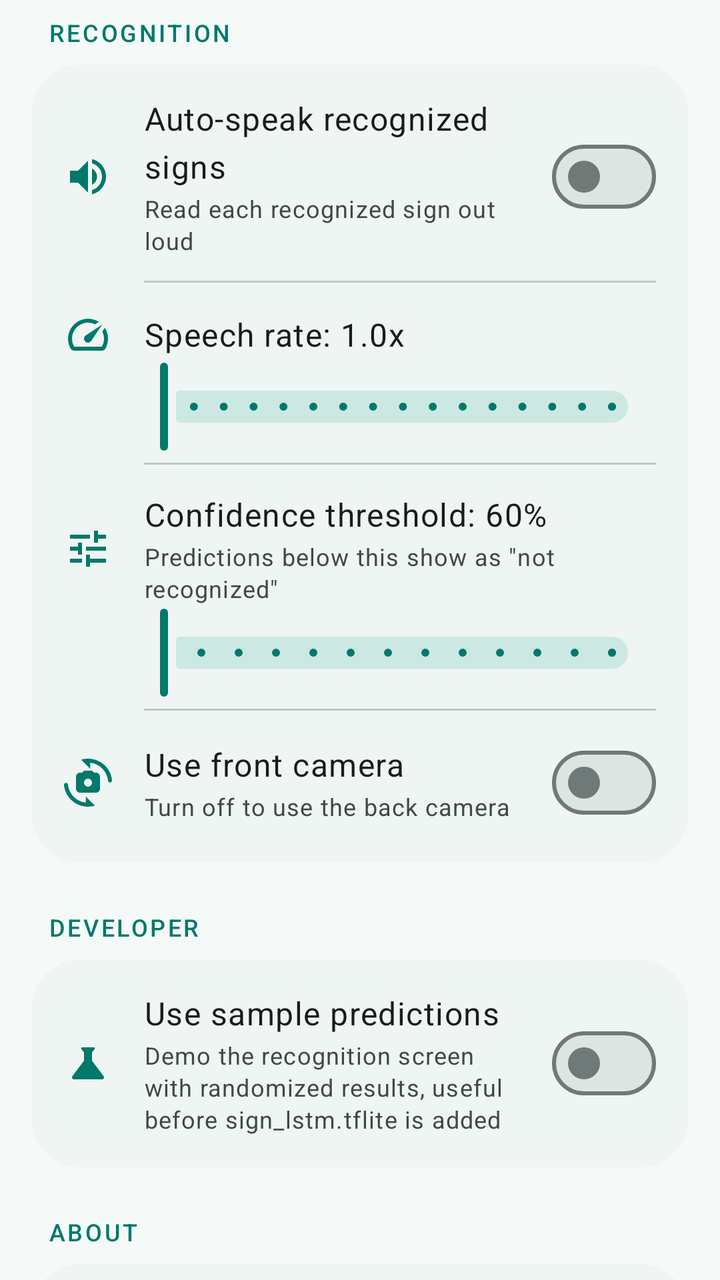
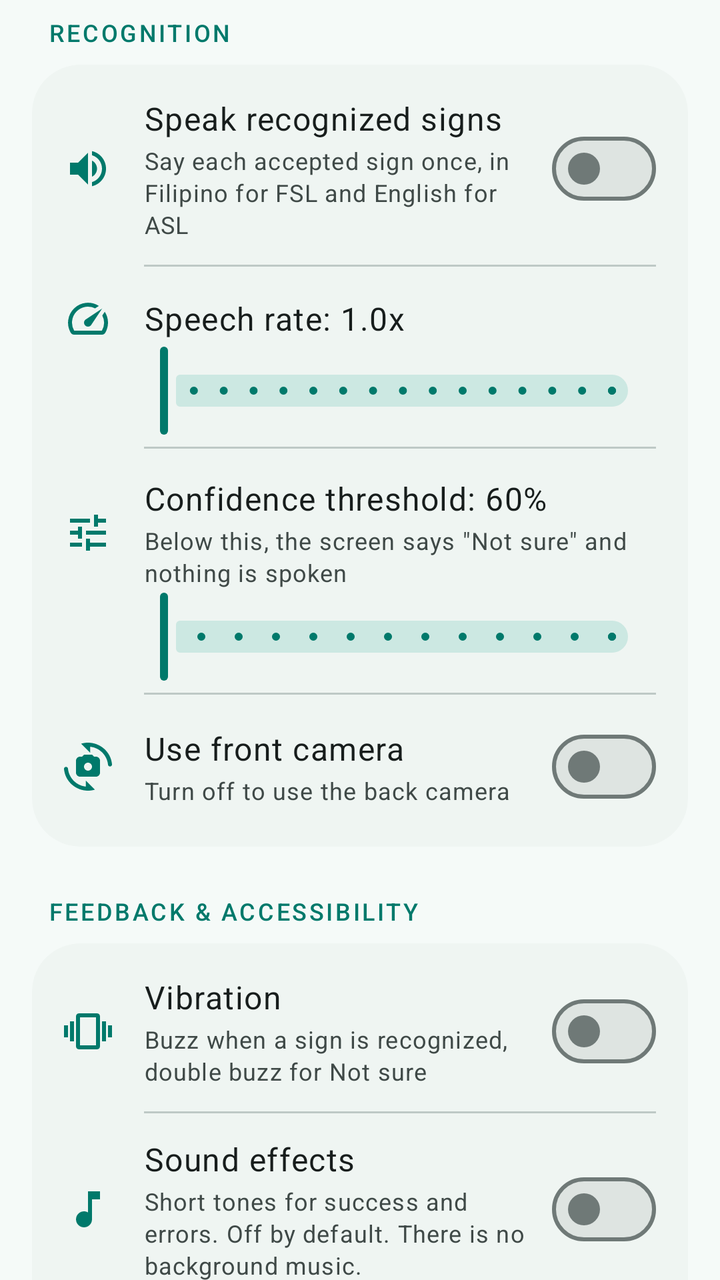

An Android layout rendered at two revisions. The XML below is the earlier revision; the diff shows what the commit changed to produce the second picture.
<!-- AndroidManifest.xml: application theme Theme.SignTalk -->
<!-- res/layout/fragment_settings.xml -->
<?xml version="1.0" encoding="utf-8"?>
<androidx.core.widget.NestedScrollView xmlns:android="http://schemas.android.com/apk/res/android"
    xmlns:app="http://schemas.android.com/apk/res-auto"
    android:layout_width="match_parent"
    android:layout_height="match_parent"
    android:background="?android:attr/colorBackground">

    <LinearLayout
        android:layout_width="match_parent"
        android:layout_height="wrap_content"
        android:orientation="vertical"
        android:paddingHorizontal="16dp"
        android:paddingTop="4dp"
        android:paddingBottom="28dp">

        <TextView
            android:layout_width="match_parent"
            android:layout_height="wrap_content"
            android:layout_marginStart="8dp"
            android:layout_marginTop="4dp"
            android:layout_marginBottom="8dp"
            android:text="Recognition"
            android:textAppearance="@style/TextAppearance.SignTalk.Overline" />

        <com.google.android.material.card.MaterialCardView
            android:layout_width="match_parent"
            android:layout_height="wrap_content"
            app:cardBackgroundColor="?attr/colorSurfaceContainerLow"
            app:cardCornerRadius="24dp">

            <LinearLayout
                android:layout_width="match_parent"
                android:layout_height="wrap_content"
                android:orientation="vertical"
                android:paddingVertical="4dp">

            <LinearLayout style="@style/SignTalk.SettingsRow">

                <ImageView
                    style="@style/SignTalk.SettingsIcon"
                    android:src="@drawable/ic_volume_up" />

                <LinearLayout
                    android:layout_width="0dp"
                    android:layout_height="wrap_content"
                    android:layout_marginEnd="12dp"
                    android:layout_weight="1"
                    android:orientation="vertical">

                    <TextView
                        android:layout_width="match_parent"
                        android:layout_height="wrap_content"
                        android:text="Auto-speak recognized signs"
                        android:textAppearance="?attr/textAppearanceBodyLarge"
                        android:textColor="?attr/colorOnSurface" />
                    <TextView
                        android:layout_width="match_parent"
                        android:layout_height="wrap_content"
                        android:layout_marginTop="2dp"
                        android:text="Read each recognized sign out loud"
                        android:textAppearance="?attr/textAppearanceBodySmall"
                        android:textColor="?attr/colorOnSurfaceVariant" />
                </LinearLayout>

                <com.google.android.material.materialswitch.MaterialSwitch
                    android:id="@+id/autoSpeakSwitch"
                    android:layout_width="wrap_content"
                    android:layout_height="wrap_content" />
            </LinearLayout>

            <com.google.android.material.divider.MaterialDivider
                android:layout_width="match_parent"
                android:layout_height="wrap_content"
                app:dividerColor="?attr/colorOutlineVariant"
                app:dividerInsetEnd="16dp"
                app:dividerInsetStart="56dp" />

            <LinearLayout
                android:layout_width="match_parent"
                android:layout_height="wrap_content"
                android:orientation="vertical"
                android:paddingHorizontal="16dp"
                android:paddingTop="14dp"
                android:paddingBottom="4dp">

                <LinearLayout
                    android:layout_width="match_parent"
                    android:layout_height="wrap_content"
                    android:gravity="center_vertical"
                    android:orientation="horizontal">

                    <ImageView
                        style="@style/SignTalk.SettingsIcon"
                        android:src="@drawable/ic_speed" />

                    <LinearLayout
                        android:layout_width="0dp"
                        android:layout_height="wrap_content"
                        android:layout_weight="1"
                        android:orientation="vertical">

                    <TextView
                        android:id="@+id/speechRateLabel"
                        android:layout_width="match_parent"
                        android:layout_height="wrap_content"
                        android:text="Speech rate: 1.0x"
                        android:textAppearance="?attr/textAppearanceBodyLarge"
                        android:textColor="?attr/colorOnSurface" />
                    </LinearLayout>
                </LinearLayout>

                <com.google.android.material.slider.Slider
                    android:id="@+id/speechRateSlider"
                    android:layout_width="match_parent"
                    android:layout_height="wrap_content"
                    android:layout_marginStart="28dp"
                    android:stepSize="0.1"
                    android:valueFrom="0.5"
                    android:valueTo="2.0"
                    app:labelBehavior="gone" />
            </LinearLayout>

            <com.google.android.material.divider.MaterialDivider
                android:layout_width="match_parent"
                android:layout_height="wrap_content"
                app:dividerColor="?attr/colorOutlineVariant"
                app:dividerInsetEnd="16dp"
                app:dividerInsetStart="56dp" />

            <LinearLayout
                android:layout_width="match_parent"
                android:layout_height="wrap_content"
                android:orientation="vertical"
                android:paddingHorizontal="16dp"
                android:paddingTop="14dp"
                android:paddingBottom="4dp">

                <LinearLayout
                    android:layout_width="match_parent"
                    android:layout_height="wrap_content"
                    android:gravity="center_vertical"
                    android:orientation="horizontal">

                    <ImageView
                        style="@style/SignTalk.SettingsIcon"
                        android:src="@drawable/ic_tune" />

                    <LinearLayout
                        android:layout_width="0dp"
                        android:layout_height="wrap_content"
                        android:layout_weight="1"
                        android:orientation="vertical">

                    <TextView
                        android:id="@+id/confidenceLabel"
                        android:layout_width="match_parent"
                        android:layout_height="wrap_content"
                        android:text="Confidence threshold: 60%"
                        android:textAppearance="?attr/textAppearanceBodyLarge"
                        android:textColor="?attr/colorOnSurface" />
                    <TextView
                        android:layout_width="match_parent"
                        android:layout_height="wrap_content"
                        android:layout_marginTop="2dp"
                        android:text="Predictions below this show as &quot;not recognized&quot;"
                        android:textAppearance="?attr/textAppearanceBodySmall"
                        android:textColor="?attr/colorOnSurfaceVariant" />
                    </LinearLayout>
                </LinearLayout>

                <com.google.android.material.slider.Slider
                    android:id="@+id/confidenceSlider"
                    android:layout_width="match_parent"
                    android:layout_height="wrap_content"
                    android:layout_marginStart="28dp"
                    android:stepSize="0.05"
                    android:valueFrom="0.3"
                    android:valueTo="0.95"
                    app:labelBehavior="gone" />
            </LinearLayout>

            <com.google.android.material.divider.MaterialDivider
                android:layout_width="match_parent"
                android:layout_height="wrap_content"
                app:dividerColor="?attr/colorOutlineVariant"
                app:dividerInsetEnd="16dp"
                app:dividerInsetStart="56dp" />

            <LinearLayout style="@style/SignTalk.SettingsRow">

                <ImageView
                    style="@style/SignTalk.SettingsIcon"
                    android:src="@drawable/ic_cameraswitch" />

                <LinearLayout
                    android:layout_width="0dp"
                    android:layout_height="wrap_content"
                    android:layout_marginEnd="12dp"
                    android:layout_weight="1"
                    android:orientation="vertical">

                    <TextView
                        android:layout_width="match_parent"
                        android:layout_height="wrap_content"
                        android:text="Use front camera"
                        android:textAppearance="?attr/textAppearanceBodyLarge"
                        android:textColor="?attr/colorOnSurface" />
                    <TextView
                        android:layout_width="match_parent"
                        android:layout_height="wrap_content"
                        android:layout_marginTop="2dp"
                        android:text="Turn off to use the back camera"
                        android:textAppearance="?attr/textAppearanceBodySmall"
                        android:textColor="?attr/colorOnSurfaceVariant" />
                </LinearLayout>

                <com.google.android.material.materialswitch.MaterialSwitch
                    android:id="@+id/frontCameraSwitch"
                    android:layout_width="wrap_content"
                    android:layout_height="wrap_content" />
            </LinearLayout>

            </LinearLayout>
        </com.google.android.material.card.MaterialCardView>

        <TextView
            android:layout_width="match_parent"
            android:layout_height="wrap_content"
            android:layout_marginStart="8dp"
            android:layout_marginTop="24dp"
            android:layout_marginBottom="8dp"
            android:text="Developer"
            android:textAppearance="@style/TextAppearance.SignTalk.Overline" />

        <com.google.android.material.card.MaterialCardView
            android:layout_width="match_parent"
            android:layout_height="wrap_content"
            app:cardBackgroundColor="?attr/colorSurfaceContainerLow"
            app:cardCornerRadius="24dp">

            <LinearLayout
                android:layout_width="match_parent"
                android:layout_height="wrap_content"
                android:orientation="vertical"
                android:paddingVertical="4dp">

            <LinearLayout style="@style/SignTalk.SettingsRow">

                <ImageView
                    style="@style/SignTalk.SettingsIcon"
                    android:src="@drawable/ic_science" />

                <LinearLayout
                    android:layout_width="0dp"
                    android:layout_height="wrap_content"
                    android:layout_marginEnd="12dp"
                    android:layout_weight="1"
                    android:orientation="vertical">

                    <TextView
                        android:layout_width="match_parent"
                        android:layout_height="wrap_content"
                        android:text="Use sample predictions"
                        android:textAppearance="?attr/textAppearanceBodyLarge"
                        android:textColor="?attr/colorOnSurface" />
                    <TextView
                        android:layout_width="match_parent"
                        android:layout_height="wrap_content"
                        android:layout_marginTop="2dp"
                        android:text="Demo the recognition screen with randomized results, useful before sign_lstm.tflite is added"
                        android:textAppearance="?attr/textAppearanceBodySmall"
                        android:textColor="?attr/colorOnSurfaceVariant" />
                </LinearLayout>

                <com.google.android.material.materialswitch.MaterialSwitch
                    android:id="@+id/mockRecognitionSwitch"
                    android:layout_width="wrap_content"
                    android:layout_height="wrap_content" />
            </LinearLayout>

            </LinearLayout>
        </com.google.android.material.card.MaterialCardView>

        <TextView
            android:layout_width="match_parent"
            android:layout_height="wrap_content"
            android:layout_marginStart="8dp"
            android:layout_marginTop="24dp"
            android:layout_marginBottom="8dp"
            android:text="About"
            android:textAppearance="@style/TextAppearance.SignTalk.Overline" />

        <com.google.android.material.card.MaterialCardView
            android:layout_width="match_parent"
            android:layout_height="wrap_content"
            app:cardBackgroundColor="?attr/colorSurfaceContainerLow"
            app:cardCornerRadius="24dp">

            <LinearLayout
                android:layout_width="match_parent"
                android:layout_height="wrap_content"
                android:orientation="vertical"
                android:paddingVertical="4dp">

            <LinearLayout
                android:layout_width="match_parent"
                android:layout_height="wrap_content"
                android:gravity="center_vertical"
                android:orientation="horizontal"
                android:paddingHorizontal="16dp"
                android:paddingTop="14dp">

                <ImageView
                    android:layout_width="48dp"
                    android:layout_height="48dp"
                    android:background="@drawable/bg_logo_tile"
                    android:importantForAccessibility="no"
                    android:padding="6dp"
                    android:src="@drawable/img_logo_mark" />

                <LinearLayout
                    android:layout_width="0dp"
                    android:layout_height="wrap_content"
                    android:layout_marginStart="14dp"
                    android:layout_weight="1"
                    android:orientation="vertical">

                    <TextView
                        android:layout_width="match_parent"
                        android:layout_height="wrap_content"
                        android:text="SignTalk"
                        android:textAppearance="@style/TextAppearance.SignTalk.CardTitle"
                        android:textColor="?attr/colorOnSurface" />

                    <TextView
                        android:layout_width="match_parent"
                        android:layout_height="wrap_content"
                        android:text="Version 1.1"
                        android:textAppearance="?attr/textAppearanceBodySmall"
                        android:textColor="?attr/colorOnSurfaceVariant" />
                </LinearLayout>
            </LinearLayout>

            <TextView
                android:layout_width="match_parent"
                android:layout_height="wrap_content"
                android:layout_marginTop="12dp"
                android:lineSpacingMultiplier="1.1"
                android:paddingHorizontal="16dp"
                android:text="AI-Based Recognition of Selected Filipino Sign Language Gestures with Text and Speech Output. A BSIT capstone project by Angelica C. Farre, Joshua M. Sapnu, and John Luis E. Tolentino, advised by Erl Xander G. Labung."
                android:textAppearance="?attr/textAppearanceBodyMedium"
                android:textColor="?attr/colorOnSurfaceVariant" />

            <com.google.android.material.divider.MaterialDivider
                android:layout_width="match_parent"
                android:layout_height="wrap_content"
                android:layout_marginTop="14dp"
                app:dividerColor="?attr/colorOutlineVariant"
                app:dividerInsetEnd="16dp"
                app:dividerInsetStart="16dp" />

            <LinearLayout style="@style/SignTalk.SettingsRow">

                <ImageView
                    style="@style/SignTalk.SettingsIcon"
                    android:src="@drawable/ic_cloud_done" />

                <TextView
                    android:id="@+id/modelInfoLabel"
                    android:layout_width="0dp"
                    android:layout_height="wrap_content"
                    android:layout_weight="1"
                    android:text="Backend model: not yet synced"
                    android:textAppearance="?attr/textAppearanceBodyMedium"
                    android:textColor="?attr/colorOnSurface" />
            </LinearLayout>

            </LinearLayout>
        </com.google.android.material.card.MaterialCardView>

    </LinearLayout>
</androidx.core.widget.NestedScrollView>
<!-- resources referenced by this layout -->
<resources>
  <color name="brand_gradient_center">#FF00796B</color>
  <color name="brand_gradient_end">#FF00433A</color>
  <color name="brand_gradient_start">#FF2E9A8A</color>
  <color name="md_light_primary">#FF00796B</color>
  <color name="md_light_onPrimary">#FFFFFFFF</color>
  <color name="md_light_primaryContainer">#FFB4EFE5</color>
  <color name="md_light_onPrimaryContainer">#FF00201C</color>
  <color name="md_light_secondary">#FF4A635F</color>
  <color name="md_light_onSecondary">#FFFFFFFF</color>
  <color name="md_light_secondaryContainer">#FFCCE8E2</color>
  <color name="md_light_tertiary">#FF845400</color>
  <color name="md_light_onTertiary">#FFFFFFFF</color>
  <color name="md_light_tertiaryContainer">#FFFFDDB3</color>
  <color name="md_light_onTertiaryContainer">#FF2A1800</color>
  <color name="md_light_error">#FFBA1A1A</color>
  <color name="md_light_onError">#FFFFFFFF</color>
  <color name="md_light_errorContainer">#FFFFDAD6</color>
  <color name="md_light_onErrorContainer">#FF410002</color>
  <color name="md_light_onBackground">#FF171D1C</color>
  <color name="md_light_surface">#FFF5FAF8</color>
  <color name="md_light_onSurface">#FF171D1C</color>
  <color name="md_light_surfaceVariant">#FFDAE5E1</color>
  <color name="md_light_onSurfaceVariant">#FF3F4947</color>
  <color name="md_light_outline">#FF6F7977</color>
  <color name="md_light_outlineVariant">#FFBEC9C6</color>
  <color name="md_light_surfaceContainerLow">#FFEFF5F2</color>
  <color name="md_light_surfaceContainer">#FFE9EFEC</color>
  <color name="md_light_background">#FFF5FAF8</color>
  <color name="md_light_inverseSurface">#FF2B3230</color>
  <color name="md_light_inverseOnSurface">#FFECF2EF</color>
  <color name="md_light_inversePrimary">#FF82D5C8</color>
  <!-- unchanged entries left out for length: 29 -->
</resources>

<!-- the commit's change to res/layout/fragment_settings.xml (unified diff, before → after) -->
@@ -50,14 +50,14 @@
                     <TextView
                         android:layout_width="match_parent"
                         android:layout_height="wrap_content"
-                        android:text="Auto-speak recognized signs"
-                        android:textAppearance="?attr/textAppearanceBodyLarge"
-                        android:textColor="?attr/colorOnSurface" />
-                    <TextView
-                        android:layout_width="match_parent"
-                        android:layout_height="wrap_content"
-                        android:layout_marginTop="2dp"
-                        android:text="Read each recognized sign out loud"
+                        android:text="Speak recognized signs"
+                        android:textAppearance="?attr/textAppearanceBodyLarge"
+                        android:textColor="?attr/colorOnSurface" />
+                    <TextView
+                        android:layout_width="match_parent"
+                        android:layout_height="wrap_content"
+                        android:layout_marginTop="2dp"
+                        android:text="Say each accepted sign once, in Filipino for FSL and English for ASL"
                         android:textAppearance="?attr/textAppearanceBodySmall"
                         android:textColor="?attr/colorOnSurfaceVariant" />
                 </LinearLayout>
@@ -162,7 +162,7 @@
                         android:layout_width="match_parent"
                         android:layout_height="wrap_content"
                         android:layout_marginTop="2dp"
-                        android:text="Predictions below this show as &quot;not recognized&quot;"
+                        android:text="Below this, the screen says &quot;Not sure&quot; and nothing is spoken"
                         android:textAppearance="?attr/textAppearanceBodySmall"
                         android:textColor="?attr/colorOnSurfaceVariant" />
                     </LinearLayout>
@@ -229,6 +229,168 @@
             android:layout_marginStart="8dp"
             android:layout_marginTop="24dp"
             android:layout_marginBottom="8dp"
+            android:text="Feedback &amp; accessibility"
+            android:textAppearance="@style/TextAppearance.SignTalk.Overline" />
+
+        <com.google.android.material.card.MaterialCardView
+            android:layout_width="match_parent"
+            android:layout_height="wrap_content"
+            app:cardBackgroundColor="?attr/colorSurfaceContainerLow"
+            app:cardCornerRadius="24dp">
+
+            <LinearLayout
+                android:layout_width="match_parent"
+                android:layout_height="wrap_content"
+                android:orientation="vertical"
+                android:paddingVertical="4dp">
+
+            <LinearLayout style="@style/SignTalk.SettingsRow">
+
+                <ImageView
+                    style="@style/SignTalk.SettingsIcon"
+                    android:src="@drawable/ic_vibration" />
+
+                <LinearLayout
+                    android:layout_width="0dp"
+                    android:layout_height="wrap_content"
+                    android:layout_marginEnd="12dp"
+                    android:layout_weight="1"
+                    android:orientation="vertical">
+
+                    <TextView
+                        android:layout_width="match_parent"
+                        android:layout_height="wrap_content"
+                        android:text="Vibration"
+                        android:textAppearance="?attr/textAppearanceBodyLarge"
+                        android:textColor="?attr/colorOnSurface" />
+                    <TextView
+                        android:layout_width="match_parent"
+                        android:layout_height="wrap_content"
+                        android:layout_marginTop="2dp"
+                        android:text="Buzz when a sign is recognized, double buzz for Not sure"
+                        android:textAppearance="?attr/textAppearanceBodySmall"
+                        android:textColor="?attr/colorOnSurfaceVariant" />
+                </LinearLayout>
+
+                <com.google.android.material.materialswitch.MaterialSwitch
+                    android:id="@+id/vibrationSwitch"
+                    android:layout_width="wrap_content"
+                    android:layout_height="wrap_content"
+                    android:contentDescription="Vibration" />
+            </LinearLayout>
+
+            <com.google.android.material.divider.MaterialDivider
+                android:layout_width="match_parent"
+                android:layout_height="wrap_content"
+                app:dividerColor="?attr/colorOutlineVariant"
+                app:dividerInsetEnd="16dp"
+                app:dividerInsetStart="56dp" />
+
+            <LinearLayout style="@style/SignTalk.SettingsRow">
+
+                <ImageView
+                    style="@style/SignTalk.SettingsIcon"
+                    android:src="@drawable/ic_music_note" />
+
+                <LinearLayout
+                    android:layout_width="0dp"
+                    android:layout_height="wrap_content"
+                    android:layout_marginEnd="12dp"
+                    android:layout_weight="1"
+                    android:orientation="vertical">
+
+                    <TextView
+                        android:layout_width="match_parent"
+                        android:layout_height="wrap_content"
+                        android:text="Sound effects"
+                        android:textAppearance="?attr/textAppearanceBodyLarge"
+                        android:textColor="?attr/colorOnSurface" />
+                    <TextView
+                        android:layout_width="match_parent"
+                        android:layout_height="wrap_content"
+                        android:layout_marginTop="2dp"
+                        android:text="Short tones for success and errors. Off by default. There is no background music."
+                        android:textAppearance="?attr/textAppearanceBodySmall"
+                        android:textColor="?attr/colorOnSurfaceVariant" />
+                </LinearLayout>
+
+                <com.google.android.material.materialswitch.MaterialSwitch
+                    android:id="@+id/soundEffectsSwitch"
+                    android:layout_width="wrap_content"
+                    android:layout_height="wrap_content"
+                    android:contentDescription="Sound effects" />
+            </LinearLayout>
+
+            <com.google.android.material.divider.MaterialDivider
+                android:layout_width="match_parent"
+                android:layout_height="wrap_content"
+                app:dividerColor="?attr/colorOutlineVariant"
+                app:dividerInsetEnd="16dp"
+                app:dividerInsetStart="56dp" />
+
+            <LinearLayout style="@style/SignTalk.SettingsRow">
+
+                <ImageView
+                    style="@style/SignTalk.SettingsIcon"
+                    android:src="@drawable/ic_contrast" />
+
+                <LinearLayout
+                    android:layout_width="0dp"
+                    android:layout_height="wrap_content"
+                    android:layout_marginEnd="12dp"
+                    android:layout_weight="1"
+                    android:orientation="vertical">
+
+                    <TextView
+                        android:layout_width="match_parent"
+                        android:layout_height="wrap_content"
+                        android:text="High contrast"
+                        android:textAppearance="?attr/textAppearanceBodyLarge"
+                        android:textColor="?attr/colorOnSurface" />
+                    <TextView
+                        android:layout_width="match_parent"
+                        android:layout_height="wrap_content"
+                        android:layout_marginTop="2dp"
+                        android:text="Black, white and yellow for bright light or low vision"
+                        android:textAppearance="?attr/textAppearanceBodySmall"
+                        android:textColor="?attr/colorOnSurfaceVariant" />
+                </LinearLayout>
+
+                <com.google.android.material.materialswitch.MaterialSwitch
+                    android:id="@+id/highContrastSwitch"
+                    android:saveEnabled="false"
+                    android:layout_width="wrap_content"
+                    android:layout_height="wrap_content"
+                    android:contentDescription="High contrast" />
+            </LinearLayout>
+
+            <com.google.android.material.divider.MaterialDivider
+                android:layout_width="match_parent"
+                android:layout_height="wrap_content"
+                app:dividerColor="?attr/colorOutlineVariant"
+                app:dividerInsetEnd="16dp"
+                app:dividerInsetStart="56dp" />
+
+            <com.google.android.material.button.MaterialButton
+                android:id="@+id/tutorialButton"
+                style="@style/Widget.SignTalk.Button.Text"
+                android:layout_width="match_parent"
+                android:layout_height="wrap_content"
+                android:layout_marginHorizontal="8dp"
+                android:gravity="start|center_vertical"
+                android:minHeight="56dp"
+                android:text="Show the tutorial again"
+                app:icon="@drawable/ic_school" />
+
+            </LinearLayout>
+        </com.google.android.material.card.MaterialCardView>
+
+        <TextView
+            android:layout_width="match_parent"
+            android:layout_height="wrap_content"
+            android:layout_marginStart="8dp"
+            android:layout_marginTop="24dp"
+            android:layout_marginBottom="8dp"
             android:text="Developer"
             android:textAppearance="@style/TextAppearance.SignTalk.Overline" />
 
@@ -277,6 +439,49 @@
                     android:layout_width="wrap_content"
                     android:layout_height="wrap_content" />
             </LinearLayout>
+
+            <com.google.android.material.divider.MaterialDivider
+                android:layout_width="match_parent"
+                android:layout_height="wrap_content"
+                app:dividerColor="?attr/colorOutlineVariant"
+                app:dividerInsetEnd="16dp"
+                app:dividerInsetStart="56dp" />
+
+            <LinearLayout style="@style/SignTalk.SettingsRow">
+
+                <ImageView
+                    style="@style/SignTalk.SettingsIcon"
+                    android:src="@drawable/ic_speed" />
+
+                <LinearLayout
+                    android:layout_width="0dp"
+                    android:layout_height="wrap_content"
+                    android:layout_marginEnd="12dp"
+                    android:layout_weight="1"
+                    android:orientation="vertical">
+
+                    <TextView
+                        android:layout_width="match_parent"
+                        android:layout_height="wrap_content"
+                        android:text="Performance logging"
+                        android:textAppearance="?attr/textAppearanceBodyLarge"
+                        android:textColor="?attr/colorOnSurface" />
+                    <TextView
+                        android:layout_width="match_parent"
+                        android:layout_height="wrap_content"
+                        android:layout_marginTop="2dp"
+                        android:text="Show FPS and inference time on the camera screen, and save latency, battery and temperature logs to the phone for testing"
+                        android:textAppearance="?attr/textAppearanceBodySmall"
+                        android:textColor="?attr/colorOnSurfaceVariant" />
+                </LinearLayout>
+
+                <com.google.android.material.materialswitch.MaterialSwitch
+                    android:id="@+id/performanceLoggingSwitch"
+                    android:layout_width="wrap_content"
+                    android:layout_height="wrap_content"
+                    android:contentDescription="Performance logging" />
+            </LinearLayout>
+
 
             </LinearLayout>
         </com.google.android.material.card.MaterialCardView>
<!-- resource entries referenced after the edit -->
@@ -1,5 +1,53 @@
 <!-- resources referenced by this layout -->
 <resources>
+  <!-- drawable ic_contrast (drawable) -->
+  <vector xmlns:android="http://schemas.android.com/apk/res/android"
+      android:width="24dp"
+      android:height="24dp"
+      android:viewportWidth="24"
+      android:viewportHeight="24"
+      android:tint="?attr/colorControlNormal">
+      <path
+          android:fillColor="@android:color/white"
+          android:pathData="M12,22c5.52,0 10,-4.48 10,-10S17.52,2 12,2 2,6.48 2,12s4.48,10 10,10zM13,4.07c3.94,0.49 7,3.85 7,7.93s-3.05,7.44 -7,7.93V4.07z" />
+  </vector>
+  <!-- drawable ic_music_note (drawable) -->
+  <vector xmlns:android="http://schemas.android.com/apk/res/android"
+      android:width="24dp"
+      android:height="24dp"
+      android:viewportWidth="24"
+      android:viewportHeight="24"
+      android:tint="?attr/colorControlNormal">
+      <path
+          android:fillColor="@android:color/white"
+          android:pathData="M12,3v10.55c-0.59,-0.34 -1.27,-0.55 -2,-0.55 -2.21,0 -4,1.79 -4,4s1.79,4 4,4 4,-1.79 4,-4V7h4V3h-6z" />
+  </vector>
+  <!-- drawable ic_school (drawable) -->
+  <vector xmlns:android="http://schemas.android.com/apk/res/android"
+      android:width="24dp"
+      android:height="24dp"
+      android:viewportWidth="24"
+      android:viewportHeight="24"
+      android:tint="?attr/colorControlNormal">
+      <path
+          android:fillColor="@android:color/white"
+          android:pathData="M5,13.18v4L12,21l7,-3.82v-4L12,17l-7,-3.82zM12,3L1,9l11,6 9,-4.91V17h2V9L12,3z" />
+  </vector>
+  <!-- drawable ic_vibration (drawable) -->
+  <vector xmlns:android="http://schemas.android.com/apk/res/android"
+      android:width="24dp"
+      android:height="24dp"
+      android:viewportWidth="24"
+      android:viewportHeight="24"
+      android:tint="?attr/colorControlNormal">
+      <path
+          android:fillColor="@android:color/white"
+          android:pathData="M0,15h2L2,9L0,9v6zM3,17h2L5,7L3,7v10zM22,9v6h2L24,9h-2zM19,17h2L21,7h-2v10zM16.5,3h-9C6.67,3 6,3.67 6,4.5v15c0,0.83 0.67,1.5 1.5,1.5h9c0.83,0 1.5,-0.67 1.5,-1.5v-15c0,-0.83 -0.67,-1.5 -1.5,-1.5zM16,19L8,19L8,5h8v14z" />
+  </vector>
+  <style name="Widget.SignTalk.Button.Text" parent="Widget.Material3.Button.TextButton">
+          <item name="iconPadding">8dp</item>
+          <item name="android:textAppearance">@style/TextAppearance.SignTalk.Button</item>
+      </style>
   <color name="brand_gradient_center">#FF00796B</color>
   <color name="brand_gradient_end">#FF00433A</color>
   <color name="brand_gradient_start">#FF2E9A8A</color>
